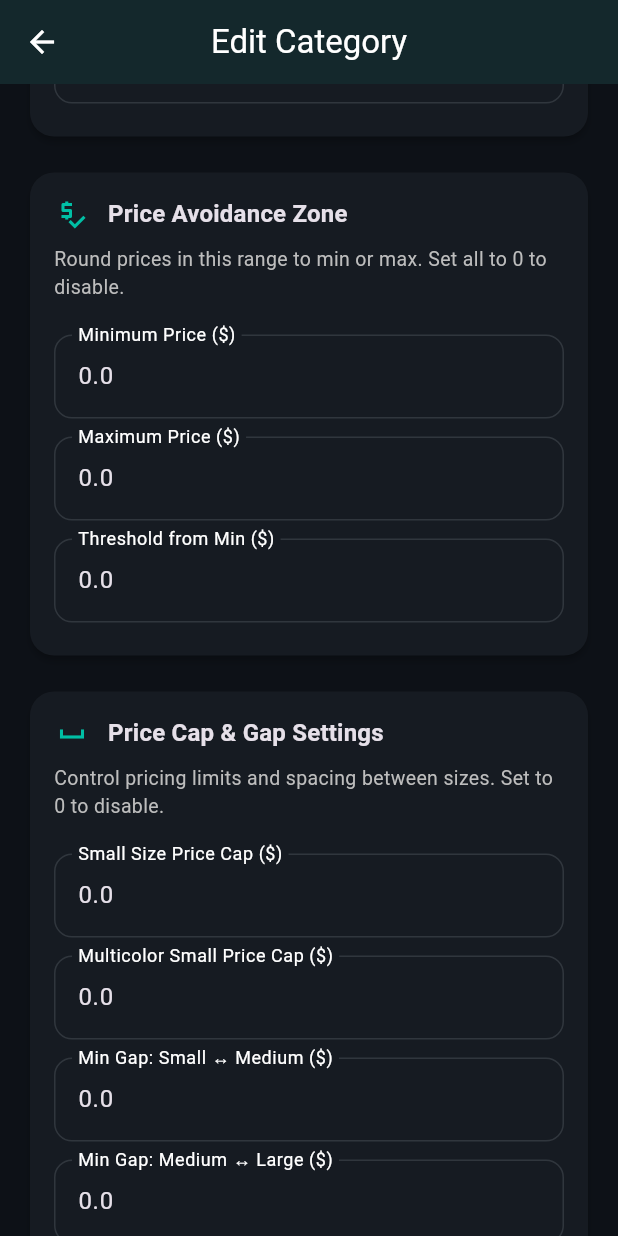
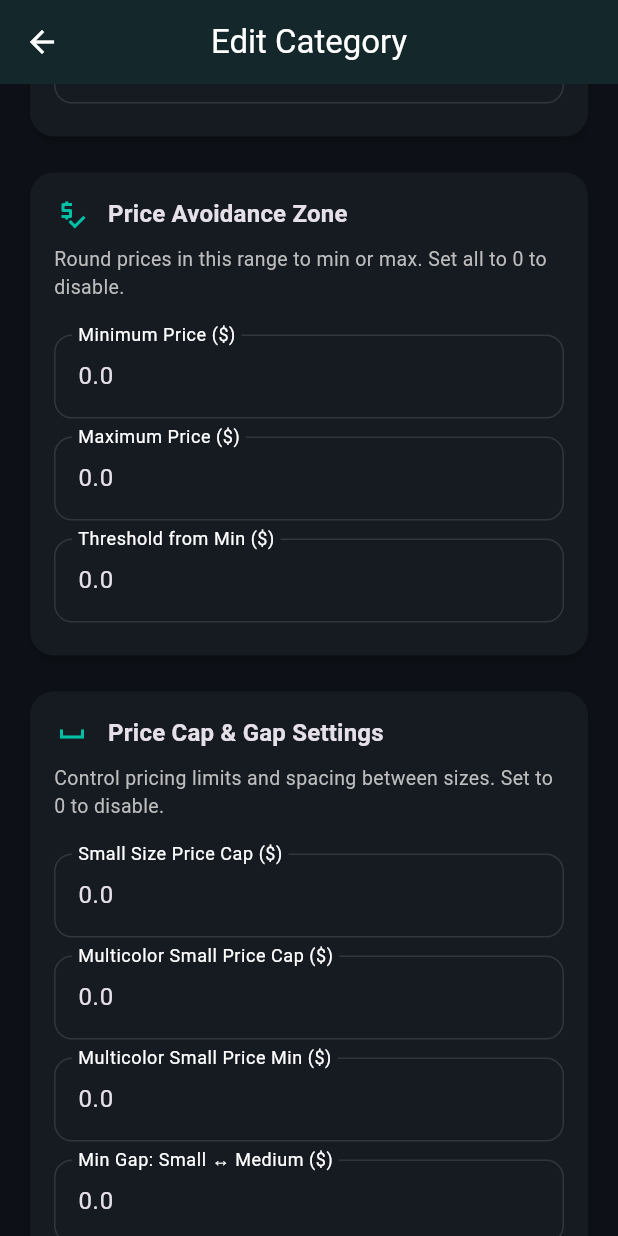
Before and after one commit to TheRealFalseReality/pricetool, a Flutter app: the CategoryEditPage screen opened directly with empty values, scrolled down 576 dp, on a phone screen of 412 x 824 dp. Run offline on Flutter 3.47's test engine with Material 3 defaults, Android fonts, the phone set to English and light mode, and no system bars; our stand-ins replace file_picker, flutter_bloc, hive_flutter; missing offline and left inert: file_saver; accounts and stored records are empty.

Commit message:
Add multicolor small price minimum and verify backup/restore support
Co-authored-by: TheRealFalseReality <106857076+TheRealFalseReality@users.noreply.github.com>

```diff
--- a/lib/main.dart
+++ b/lib/main.dart
@@ -44,6 +44,8 @@ class Category extends HiveObject {
   late double minGapMediumLarge;
   @HiveField(13)
   late double multicolorSmallPriceCap;
+  @HiveField(14)
+  late double multicolorSmallPriceMin;
 
   Category({
     required this.id,
@@ -60,6 +62,7 @@ class Category extends HiveObject {
     this.minGapSmallMedium = 0,
     this.minGapMediumLarge = 0,
     this.multicolorSmallPriceCap = 0,
+    this.multicolorSmallPriceMin = 0,
   });
 
   // For JSON serialization
@@ -78,6 +81,7 @@ class Category extends HiveObject {
     'minGapSmallMedium': minGapSmallMedium,
     'minGapMediumLarge': minGapMediumLarge,
     'multicolorSmallPriceCap': multicolorSmallPriceCap,
+    'multicolorSmallPriceMin': multicolorSmallPriceMin,
   };
 
   factory Category.fromJson(Map<String, dynamic> json) => Category(
@@ -95,6 +99,7 @@ class Category extends HiveObject {
     minGapSmallMedium: (json['minGapSmallMedium'] as num? ?? 0).toDouble(),
     minGapMediumLarge: (json['minGapMediumLarge'] as num? ?? 0).toDouble(),
     multicolorSmallPriceCap: (json['multicolorSmallPriceCap'] as num? ?? 0).toDouble(),
+    multicolorSmallPriceMin: (json['multicolorSmallPriceMin'] as num? ?? 0).toDouble(),
   );
 }
 
@@ -292,13 +297,14 @@ class CategoryAdapter extends TypeAdapter<Category> {
       minGapSmallMedium: fields.containsKey(11) ? fields[11] as double : 0,
       minGapMediumLarge: fields.containsKey(12) ? fields[12] as double : 0,
       multicolorSmallPriceCap: fields.containsKey(13) ? fields[13] as double : 0,
+      multicolorSmallPriceMin: fields.containsKey(14) ? fields[14] as double : 0,
     );
   }
 
   @override
   void write(BinaryWriter writer, Category obj) {
     writer
-      ..writeByte(14)
+      ..writeByte(15)
       ..writeByte(0)
       ..write(obj.id)
       ..writeByte(1)
@@ -326,7 +332,9 @@ class CategoryAdapter extends TypeAdapter<Category> {
       ..writeByte(12)
       ..write(obj.minGapMediumLarge)
       ..writeByte(13)
-      ..write(obj.multicolorSmallPriceCap);
+      ..write(obj.multicolorSmallPriceCap)
+      ..writeByte(14)
+      ..write(obj.multicolorSmallPriceMin);
   }
 }
 
@@ -2731,6 +2739,7 @@ class _CategoryEditPageState extends State<CategoryEditPage> {
       'minGapSmallMedium': TextEditingController(text: widget.category.minGapSmallMedium.toString()),
       'minGapMediumLarge': TextEditingController(text: widget.category.minGapMediumLarge.toString()),
       'multicolorSmallPriceCap': TextEditingController(text: widget.category.multicolorSmallPriceCap.toString()),
+      'multicolorSmallPriceMin': TextEditingController(text: widget.category.multicolorSmallPriceMin.toString()),
     };
   }
 
@@ -2758,6 +2767,7 @@ class _CategoryEditPageState extends State<CategoryEditPage> {
         minGapSmallMedium: double.parse(_controllers['minGapSmallMedium']!.text),
         minGapMediumLarge: double.parse(_controllers['minGapMediumLarge']!.text),
         multicolorSmallPriceCap: double.parse(_controllers['multicolorSmallPriceCap']!.text),
+        multicolorSmallPriceMin: double.parse(_controllers['multicolorSmallPriceMin']!.text),
       );
 
       context.read<DataBloc>().add(UpdateCategory(updatedCategory));
@@ -2958,6 +2968,7 @@ class _CategoryEditPageState extends State<CategoryEditPage> {
                     const SizedBox(height: 16),
                     _buildTextField('smallPriceCap', 'Small Size Price Cap (\$)'),
                     _buildTextField('multicolorSmallPriceCap', 'Multicolor Small Price Cap (\$)'),
+                    _buildTextField('multicolorSmallPriceMin', 'Multicolor Small Price Min (\$)'),
                     _buildTextField('minGapSmallMedium', 'Min Gap: Small ↔ Medium (\$)'),
                     _buildTextField('minGapMediumLarge', 'Min Gap: Medium ↔ Large (\$)'),
                   ],
@@ -3338,6 +3349,19 @@ class _ProductDetailPageState extends State<ProductDetailPage> with TickerProvid
           newResults['Multicolor Small']!['originalPrice'] = mcSmallPrice;
           newResults['Multicolor Small']!['etsyPrice'] = category.multicolorSmallPriceCap;
           newVariations['Multicolor Small']!.etsyPrice = category.multicolorSmallPriceCap;
+        }
+      }
+
+      // Apply multicolor small price minimum (only for multicolor small)
+      if (newResults.containsKey('Multicolor Small') && category.multicolorSmallPriceMin > 0) {
+        final mcSmallPrice = newResults['Multicolor Small']!['etsyPrice']!;
+        if (mcSmallPrice < category.multicolorSmallPriceMin) {
+          // Store price before min adjustment for display
+          if (newResults['Multicolor Small']!['originalPrice'] == null) {
+            newResults['Multicolor Small']!['originalPrice'] = mcSmallPrice;
+          }
+          newResults['Multicolor Small']!['etsyPrice'] = category.multicolorSmallPriceMin;
+          newVariations['Multicolor Small']!.etsyPrice = category.multicolorSmallPriceMin;
         }
       }
 
```
